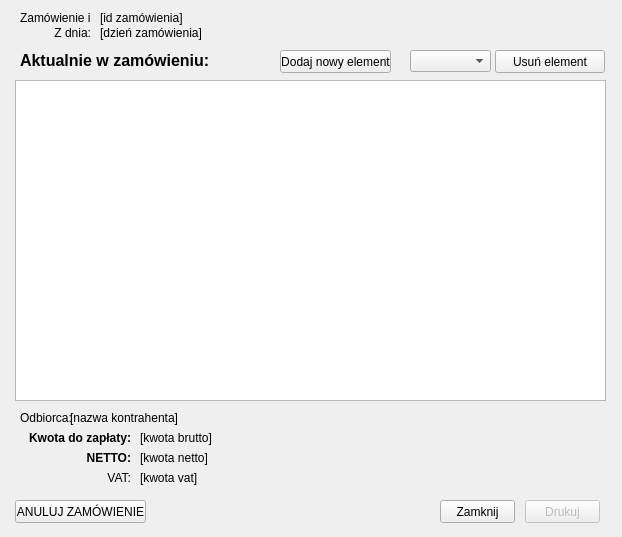
Before: the Qt Designer form salescreate.ui in DzimiX/ProgramSprzedazowy, drawn with Qt 5.
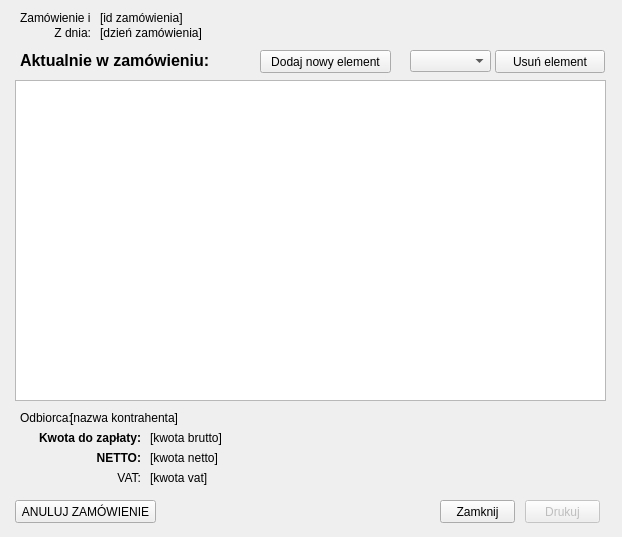
After: the same form once the commit is applied.

```diff
--- a/salescreate.ui
+++ b/salescreate.ui
@@ -138,7 +138,7 @@
     <rect>
      <x>20</x>
      <y>430</y>
-     <width>111</width>
+     <width>121</width>
      <height>16</height>
     </rect>
    </property>
@@ -151,7 +151,7 @@
     <rect>
      <x>20</x>
      <y>470</y>
-     <width>111</width>
+     <width>121</width>
      <height>16</height>
     </rect>
    </property>
@@ -162,7 +162,7 @@
   <widget class="QLabel" name="output_gross">
    <property name="geometry">
     <rect>
-     <x>140</x>
+     <x>150</x>
      <y>430</y>
      <width>461</width>
      <height>16</height>
@@ -175,7 +175,7 @@
   <widget class="QLabel" name="output_tax">
    <property name="geometry">
     <rect>
-     <x>140</x>
+     <x>150</x>
      <y>470</y>
      <width>461</width>
      <height>16</height>
@@ -188,7 +188,7 @@
   <widget class="QLabel" name="output_net">
    <property name="geometry">
     <rect>
-     <x>140</x>
+     <x>150</x>
      <y>450</y>
      <width>461</width>
      <height>16</height>
@@ -203,7 +203,7 @@
     <rect>
      <x>20</x>
      <y>450</y>
-     <width>111</width>
+     <width>121</width>
      <height>16</height>
     </rect>
    </property>
@@ -227,9 +227,9 @@
   <widget class="QPushButton" name="button_addElement">
    <property name="geometry">
     <rect>
-     <x>280</x>
+     <x>260</x>
      <y>50</y>
-     <width>111</width>
+     <width>131</width>
      <height>23</height>
     </rect>
    </property>
@@ -258,7 +258,7 @@
     <rect>
      <x>15</x>
      <y>500</y>
-     <width>131</width>
+     <width>141</width>
      <height>23</height>
     </rect>
    </property>
```
